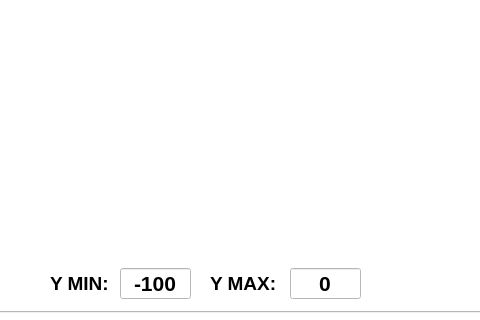
This is tpm_test.ui in amattana/PySKA as Qt 5 draws it before an edit; both pictures show x 572 to 1052 and y 398 to 718 of the 1150 by 718 pixel window. The edited form follows.
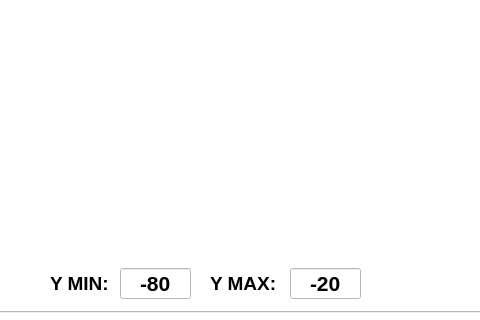
This is the edited form. The open tabs and pages were chosen to show the change.

The edit to the form file:
```diff
--- a/tpm_test.ui
+++ b/tpm_test.ui
@@ -3040,7 +3040,7 @@
       </font>
      </property>
      <property name="text">
-      <string>0</string>
+      <string>-20</string>
      </property>
      <property name="alignment">
       <set>Qt::AlignCenter</set>
@@ -3181,7 +3181,7 @@
       </font>
      </property>
      <property name="text">
-      <string>-100</string>
+      <string>-80</string>
      </property>
      <property name="alignment">
       <set>Qt::AlignCenter</set>
```
